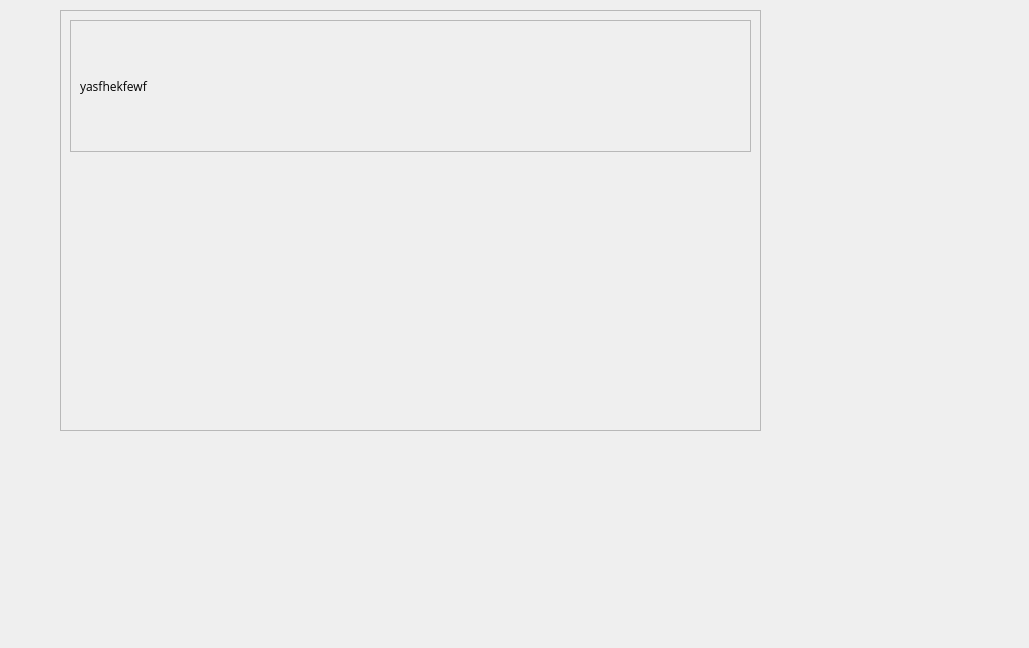
This is form.ui in OlexandrNikolaiev/TruthTableQt as Qt 5 draws it before an edit. The edited form follows.
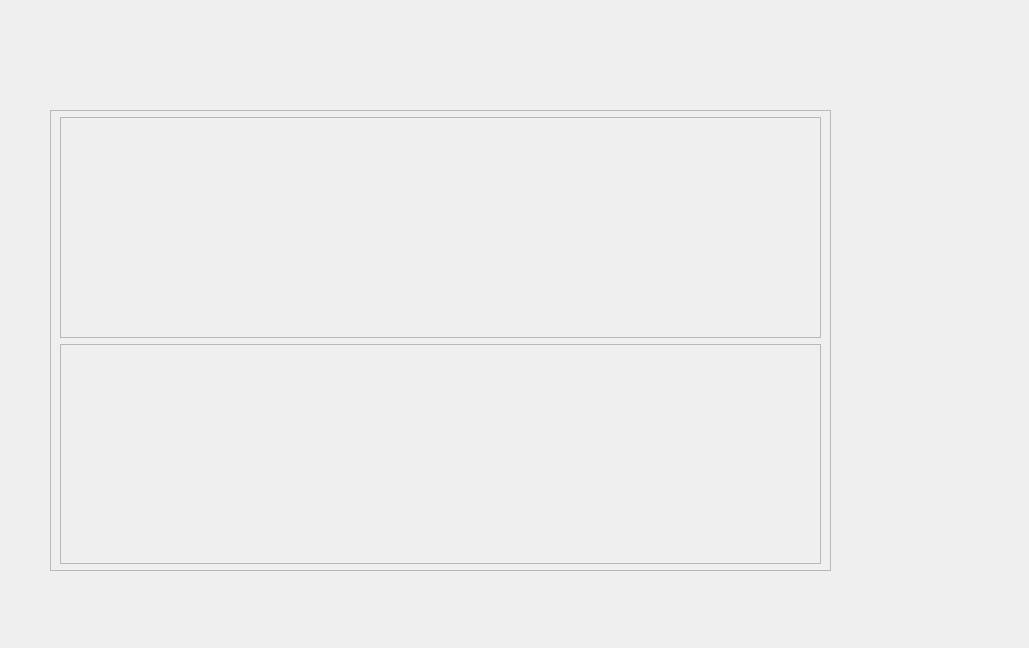
This is the edited form.

The edit to the form file:
```diff
--- a/form.ui
+++ b/form.ui
@@ -16,10 +16,10 @@
   <widget class="QFrame" name="frame">
    <property name="geometry">
     <rect>
-     <x>60</x>
-     <y>10</y>
-     <width>701</width>
-     <height>421</height>
+     <x>50</x>
+     <y>110</y>
+     <width>781</width>
+     <height>461</height>
     </rect>
    </property>
    <property name="frameShape">
@@ -28,9 +28,21 @@
    <property name="frameShadow">
     <enum>QFrame::Raised</enum>
    </property>
-   <layout class="QGridLayout" name="gridLayout_2">
-    <item row="0" column="0" colspan="2">
-     <widget class="QFrame" name="frame_2">
+   <layout class="QGridLayout" name="gridLayout_9">
+    <property name="topMargin">
+     <number>6</number>
+    </property>
+    <property name="bottomMargin">
+     <number>6</number>
+    </property>
+    <property name="verticalSpacing">
+     <number>6</number>
+    </property>
+    <item row="0" column="0">
+     <widget class="QFrame" name="frame_9">
+      <property name="styleSheet">
+       <string notr="true"/>
+      </property>
       <property name="frameShape">
        <enum>QFrame::StyledPanel</enum>
       </property>
@@ -52,7 +64,7 @@
           </font>
          </property>
          <property name="text">
-          <string>yasfhekfewf</string>
+          <string/>
          </property>
          <property name="alignment">
           <set>Qt::AlignJustify|Qt::AlignVCenter</set>
@@ -68,7 +80,35 @@
       </layout>
      </widget>
     </item>
-    <item row="1" column="0" rowspan="2">
+    <item row="1" column="0">
+     <widget class="QFrame" name="frame_10">
+      <property name="styleSheet">
+       <string notr="true"/>
+      </property>
+      <property name="frameShape">
+       <enum>QFrame::StyledPanel</enum>
+      </property>
+      <property name="frameShadow">
+       <enum>QFrame::Raised</enum>
+      </property>
+      <layout class="QHBoxLayout" name="horizontalLayout_3">
+       <item>
+        <spacer name="horizontalSpacer_8">
+         <property name="orientation">
+          <enum>Qt::Horizontal</enum>
+         </property>
+         <property name="sizeType">
+          <enum>QSizePolicy::Fixed</enum>
+         </property>
+         <property name="sizeHint" stdset="0">
+          <size>
+           <width>422</width>
+           <height>20</height>
+          </size>
+         </property>
+        </spacer>
+       </item>
+       <item>
      <widget class="QLabel" name="welcomeLabel_2">
       <property name="minimumSize">
        <size>
@@ -76,6 +116,12 @@
         <height>0</height>
        </size>
       </property>
+         <property name="maximumSize">
+          <size>
+           <width>350</width>
+           <height>16777215</height>
+          </size>
+         </property>
       <property name="font">
        <font>
         <family>Open Sans</family>
@@ -95,7 +141,7 @@
       </property>
      </widget>
     </item>
-    <item row="1" column="1" rowspan="2">
+       <item>
      <widget class="QLabel" name="welcomeLabel_3">
       <property name="minimumSize">
        <size>
@@ -120,6 +166,25 @@
       <property name="openExternalLinks">
        <bool>true</bool>
       </property>
+        </widget>
+       </item>
+       <item>
+        <spacer name="horizontalSpacer_9">
+         <property name="orientation">
+          <enum>Qt::Horizontal</enum>
+         </property>
+         <property name="sizeType">
+          <enum>QSizePolicy::Fixed</enum>
+         </property>
+         <property name="sizeHint" stdset="0">
+          <size>
+           <width>422</width>
+           <height>20</height>
+          </size>
+         </property>
+        </spacer>
+       </item>
+      </layout>
      </widget>
     </item>
    </layout>
```
Left out of the diff: 2 changed lines with no effect on the pictures. Lines whose indentation alone changed are shown as unchanged.
